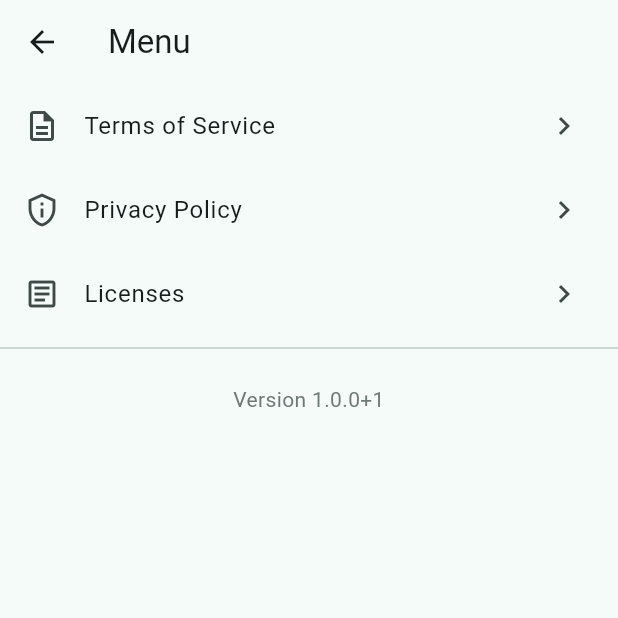
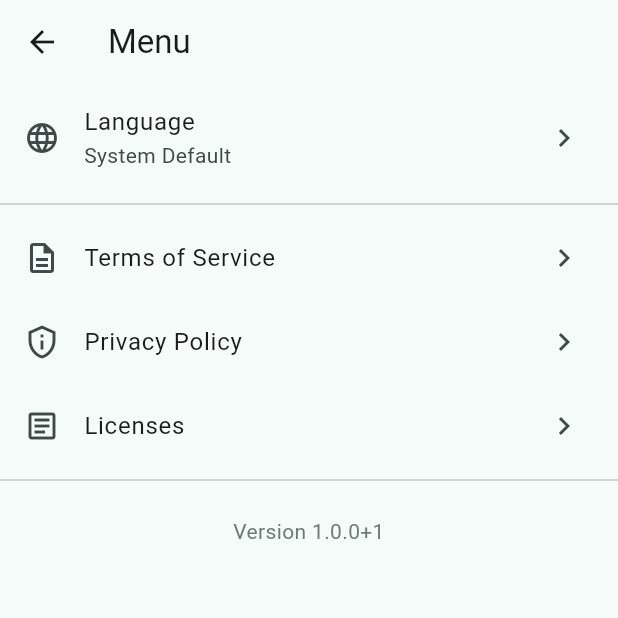
Before and after one commit to aphlo/simple-handwriting-chat, a Flutter app: the screen it shows after launch, after a tap on the "menu" icon, on a phone screen of 412 x 824 dp, the top half of it. Run offline on Flutter 3.47's test engine with Material 3 defaults, Android fonts, the phone set to English and light mode, and no system bars; our stand-ins replace package_info_plus, shared_preferences; missing offline and left inert: flutter_inappwebview.

Commit message:
feat: 言語を設定できるようにする

```diff
--- a/lib/l10n/app_en.arb
+++ b/lib/l10n/app_en.arb
@@ -23,5 +23,9 @@
         "type": "String"
       }
     }
-  }
+  },
+  "language": "Language",
+  "languageSystem": "System Default",
+  "languageEnglish": "English",
+  "languageJapanese": "Japanese"
 }
--- a/lib/l10n/app_ja.arb
+++ b/lib/l10n/app_ja.arb
@@ -9,5 +9,9 @@
   "termsOfService": "利用規約",
   "privacyPolicy": "プライバシーポリシー",
   "licenses": "ライセンス",
-  "version": "バージョン {version}"
+  "version": "バージョン {version}",
+  "language": "言語",
+  "languageSystem": "システム設定",
+  "languageEnglish": "英語",
+  "languageJapanese": "日本語"
 }
--- a/lib/l10n/app_localizations.dart
+++ b/lib/l10n/app_localizations.dart
@@ -157,6 +157,30 @@ abstract class AppLocalizations {
   /// In en, this message translates to:
   /// **'Version {version}'**
   String version(String version);
+
+  /// No description provided for @language.
+  ///
+  /// In en, this message translates to:
+  /// **'Language'**
+  String get language;
+
+  /// No description provided for @languageSystem.
+  ///
+  /// In en, this message translates to:
+  /// **'System Default'**
+  String get languageSystem;
+
+  /// No description provided for @languageEnglish.
+  ///
+  /// In en, this message translates to:
+  /// **'English'**
+  String get languageEnglish;
+
+  /// No description provided for @languageJapanese.
+  ///
+  /// In en, this message translates to:
+  /// **'Japanese'**
+  String get languageJapanese;
 }
 
 class _AppLocalizationsDelegate
--- a/lib/l10n/app_localizations_en.dart
+++ b/lib/l10n/app_localizations_en.dart
@@ -41,4 +41,16 @@ class AppLocalizationsEn extends AppLocalizations {
   String version(String version) {
     return 'Version $version';
   }
+
+  @override
+  String get language => 'Language';
+
+  @override
+  String get languageSystem => 'System Default';
+
+  @override
+  String get languageEnglish => 'English';
+
+  @override
+  String get languageJapanese => 'Japanese';
 }
--- a/lib/main.dart
+++ b/lib/main.dart
@@ -1,16 +1,58 @@
 import 'package:flutter/material.dart';
 import 'package:flutter_inappwebview/flutter_inappwebview.dart';
 import 'package:package_info_plus/package_info_plus.dart';
+import 'package:shared_preferences/shared_preferences.dart';
 
 import 'l10n/app_localizations.dart';
 
 const String termsOfServiceUrl = 'https://example.com/terms';
 const String privacyPolicyUrl = 'https://example.com/privacy';
+const String _languageKey = 'language';
 
 void main() => runApp(const SimpleHandwritingChatApp());
 
-class SimpleHandwritingChatApp extends StatelessWidget {
+class SimpleHandwritingChatApp extends StatefulWidget {
   const SimpleHandwritingChatApp({super.key});
+
+  static void setLocale(BuildContext context, Locale? locale) {
+    final state = context.findAncestorStateOfType<_SimpleHandwritingChatAppState>();
+    state?.setLocale(locale);
+  }
+
+  @override
+  State<SimpleHandwritingChatApp> createState() => _SimpleHandwritingChatAppState();
+}
+
+class _SimpleHandwritingChatAppState extends State<SimpleHandwritingChatApp> {
+  Locale? _locale;
+
+  @override
+  void initState() {
+    super.initState();
+    _loadLocale();
+  }
+
+  Future<void> _loadLocale() async {
+    final prefs = await SharedPreferences.getInstance();
+    final languageCode = prefs.getString(_languageKey);
+    if (languageCode != null) {
+      setState(() {
+        _locale = Locale(languageCode);
+      });
+    }
+  }
+
+  void setLocale(Locale? locale) async {
+    final prefs = await SharedPreferences.getInstance();
+    if (locale == null) {
+      await prefs.remove(_languageKey);
+    } else {
+      await prefs.setString(_languageKey, locale.languageCode);
+    }
+    setState(() {
+      _locale = locale;
+    });
+  }
 
   @override
   Widget build(BuildContext context) {
@@ -21,6 +63,7 @@ class SimpleHandwritingChatApp extends StatelessWidget {
         colorScheme: ColorScheme.fromSeed(seedColor: Colors.teal),
         useMaterial3: true,
       ),
+      locale: _locale,
       localizationsDelegates: AppLocalizations.localizationsDelegates,
       supportedLocales: AppLocalizations.supportedLocales,
       home: const MirrorDrawingPage(),
@@ -370,14 +413,88 @@ class MirrorPainter extends CustomPainter {
   }
 }
 
-class MenuPage extends StatelessWidget {
+class MenuPage extends StatefulWidget {
   const MenuPage({super.key});
+
+  @override
+  State<MenuPage> createState() => _MenuPageState();
+}
+
+class _MenuPageState extends State<MenuPage> {
+  String? _currentLanguage;
+
+  @override
+  void initState() {
+    super.initState();
+    _loadCurrentLanguage();
+  }
+
+  Future<void> _loadCurrentLanguage() async {
+    final prefs = await SharedPreferences.getInstance();
+    setState(() {
+      _currentLanguage = prefs.getString(_languageKey);
+    });
+  }
 
   void _openWebView(BuildContext context, String title, String url) {
     Navigator.push(
       context,
       MaterialPageRoute(
         builder: (context) => WebViewPage(title: title, url: url),
+      ),
+    );
+  }
+
+  String _getLanguageDisplayName(AppLocalizations l10n, String? code) {
+    switch (code) {
+      case 'en':
+        return l10n.languageEnglish;
+      case 'ja':
+        return l10n.languageJapanese;
+      default:
+        return l10n.languageSystem;
+    }
+  }
+
+  void _showLanguageDialog() {
+    final l10n = AppLocalizations.of(context)!;
+    showDialog(
+      context: context,
+      builder: (context) {
+        return SimpleDialog(
+          title: Text(l10n.language),
+          children: [
+            _buildLanguageOption(l10n, null, l10n.languageSystem),
+            _buildLanguageOption(l10n, 'en', l10n.languageEnglish),
+            _buildLanguageOption(l10n, 'ja', l10n.languageJapanese),
+          ],
+        );
+      },
+    );
+  }
+
+  Widget _buildLanguageOption(
+    AppLocalizations l10n,
+    String? code,
+    String label,
+  ) {
+    final isSelected = _currentLanguage == code;
+    return SimpleDialogOption(
+      onPressed: () {
+        setState(() {
+          _currentLanguage = code;
+        });
+        SimpleHandwritingChatApp.setLocale(
+          context,
+          code != null ? Locale(code) : null,
+        );
+        Navigator.pop(context);
+      },
+      child: Row(
+        children: [
+          Expanded(child: Text(label)),
+          if (isSelected) const Icon(Icons.check, color: Colors.teal),
+        ],
       ),
     );
   }
@@ -399,6 +516,14 @@ class MenuPage extends StatelessWidget {
 
           return ListView(
             children: [
+              ListTile(
+                leading: const Icon(Icons.language),
+                title: Text(l10n.language),
+                subtitle: Text(_getLanguageDisplayName(l10n, _currentLanguage)),
+                trailing: const Icon(Icons.chevron_right),
+                onTap: _showLanguageDialog,
+              ),
+              const Divider(),
               ListTile(
                 leading: const Icon(Icons.description_outlined),
                 title: Text(l10n.termsOfService),
--- a/pubspec.yaml
+++ b/pubspec.yaml
@@ -35,6 +35,7 @@ dependencies:
   intl: any
   package_info_plus: ^8.0.0
   flutter_inappwebview: ^6.0.0
+  shared_preferences: ^2.2.0
 
   # The following adds the Cupertino Icons font to your application.
   # Use with the CupertinoIcons class for iOS style icons.
```
Also changed, not shown: lib/l10n/app_localizations_ja.dart (+12 -0 lines).
